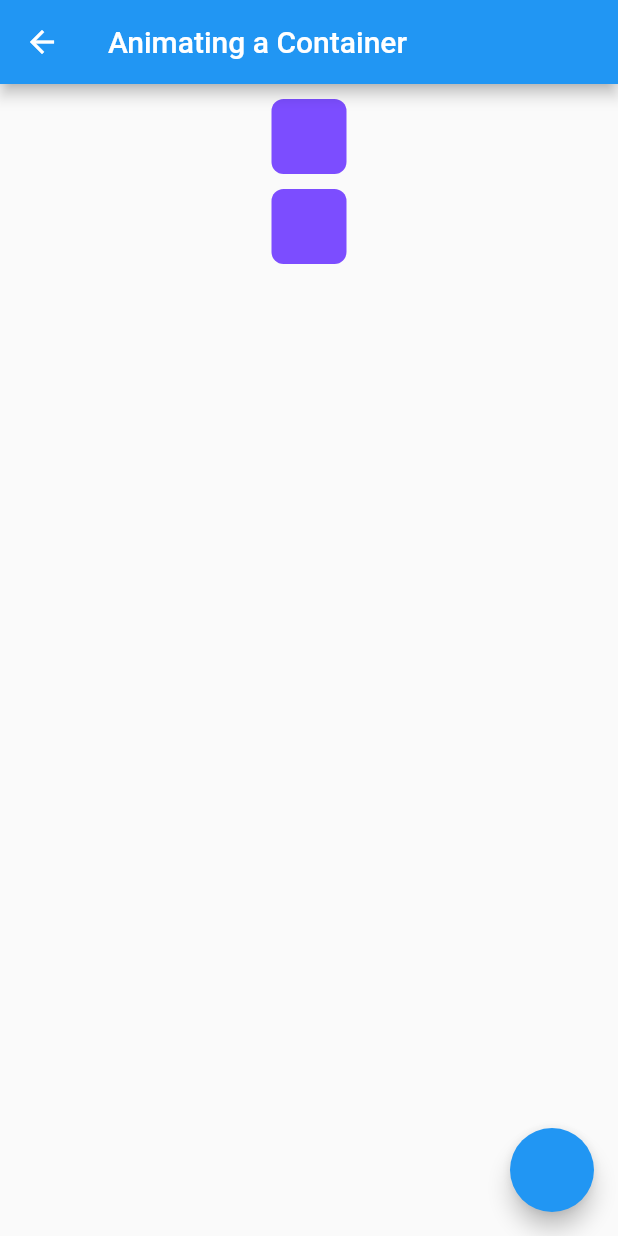
After one commit to rodri2d2/FlutterComponents, a Flutter app: the AnimatingContainer screen opened by its route, on a phone screen of 412 x 824 dp. The commit adds this screen. Run offline on Flutter 3.47's test engine with Material 2 defaults, Android fonts, the phone set to English and light mode, and no system bars.

Commit message:
On Avatar --> Create a AnimatingContainerView and add functionality to it Add CircularAvatar() to AvatarView Modify routes and options data to navigate properly to new items

```diff
--- /dev/null
+++ b/components/lib/src/views/AnimatedContainer/animated_container.dart
@@ -0,0 +1,85 @@
+//Flutter imports
+import 'package:flutter/material.dart';
+import 'dart:math';
+
+//Self imports
+import 'package:components/src/utils/util+iconToString.dart';
+
+class AnimatingContainer extends StatefulWidget {
+  const AnimatingContainer({Key? key}) : super(key: key);
+
+  @override
+  _AnimatingContainerState createState() => _AnimatingContainerState();
+}
+
+class _AnimatingContainerState extends State<AnimatingContainer> {
+
+  double _width  = 50.0;
+  double _height = 50.0;
+  Color  _color  = Colors.deepPurpleAccent;
+  BorderRadiusGeometry _borderRadius = BorderRadius.circular(8);
+
+  @override
+  Widget build(BuildContext context) {
+    return Scaffold(
+      appBar: AppBar(
+        title: Text('Animating a Container'),
+      ),
+      body: Center(
+        heightFactor: 600,
+        child: Column(
+          children: [
+            Flexible(
+              fit: FlexFit.loose,
+              child:Container(
+              margin: EdgeInsets.all(10),
+              width: _width,
+              height: _height,
+              decoration: BoxDecoration(
+                  borderRadius: _borderRadius,
+                  color: _color
+              ),
+            )
+            ),
+            Flexible(
+              fit: FlexFit.loose,
+                child: AnimatedContainer(
+              curve: Curves.easeInBack,
+              duration: Duration(milliseconds: 300),
+              width: _width,
+              height: _height,
+              decoration: BoxDecoration(
+                  borderRadius: _borderRadius,
+                  color: _color
+              ),
+            ))
+          ],
+        )
+      ),
+      floatingActionButton: FloatingActionButton(
+        child: getIcon('play', color: Colors.white),
+        onPressed: _setSizeStyleProperties,
+      ),
+    );
+  }
+
+
+  void _setSizeStyleProperties(){
+
+    final random = Random();
+
+    setState(() {
+      this._width =  random.nextInt(300).toDouble();
+      this._height = random.nextInt(300).toDouble();
+      this._color = Color.fromRGBO(
+          random.nextInt(254),
+          random.nextInt(254),
+          random.nextInt(254),
+          1);
+
+      _borderRadius = BorderRadius.circular( random.nextInt(100).toDouble());
+    });
+
+  }
+
+}
--- a/components/resourses/data/menu_options.json
+++ b/components/resourses/data/menu_options.json
@@ -15,6 +15,11 @@
             "route" : "card",
             "icon" : "folder_open",
             "text": "Cards"
+        },
+        {
+            "route" : "animated",
+            "icon" : "container",
+            "text": "Animated Container"
         }
     ]
 }
```
Also changed, not shown: components/lib/src/routes/routes.dart (+7 -4 lines), components/lib/src/utils/util+iconToString.dart (+5 -3 lines), components/lib/src/views/Avatars/avatars_view.dart (+27 -1 lines).
